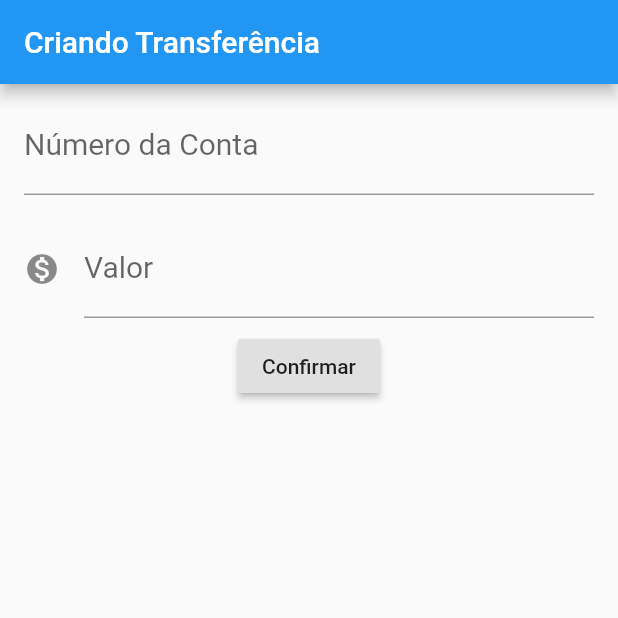
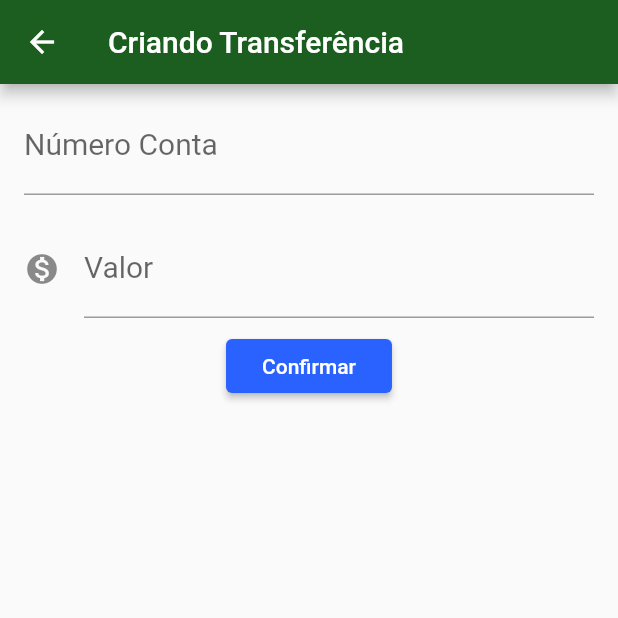
Before and after one commit to haganicolau/flutter-study, a Flutter app: the FormularioTransferencia screen opened directly, after a tap on "Confirmar", on a phone screen of 412 x 824 dp, the top half of it. Run offline on Flutter 3.47's test engine with Material 2 defaults, Android fonts, the phone set to English and light mode, and no system bars.

Commit message:
projeto com lista de transferências e cadastro de transferencia, internet bank

```diff
--- /dev/null
+++ b/lib/components/editor.dart
@@ -0,0 +1,29 @@
+import 'package:flutter/cupertino.dart';
+import 'package:flutter/material.dart';
+
+class Editor extends StatelessWidget {
+  final TextEditingController controlador;
+  final String rotulo;
+  final String dica;
+  final IconData icone;
+
+  Editor({this.controlador, this.rotulo, this.dica, this.icone});
+
+  @override
+  Widget build(BuildContext context) {
+    // TODO: implement build
+    return Padding(
+      padding: const EdgeInsets.symmetric(horizontal: 16.0, vertical: 8.0),
+      child: TextField(
+        controller: controlador,
+        style: TextStyle(fontSize: 20.0),
+        decoration: InputDecoration(
+          icon: icone != null ? Icon(icone) : null,
+          labelText: rotulo,
+          hintText: dica,
+        ),
+        keyboardType: TextInputType.number,
+      ),
+    );
+  }
+}
--- a/lib/main.dart
+++ b/lib/main.dart
@@ -1,3 +1,4 @@
+import 'package:cert_mobile/screens/transferencia/lista.dart';
 import 'package:flutter/material.dart';
 
 void main() => runApp(BytebankApp());
@@ -7,109 +8,15 @@ class BytebankApp extends StatelessWidget {
   Widget build(BuildContext context) {
     // TODO: implement build
     return MaterialApp(
-      home: Scaffold(
-        body: FormularioTransferencia(),
+      theme: ThemeData(
+        primaryColor: Colors.green[900],
+        accentColor: Colors.blueAccent[700],
+        buttonTheme: ButtonThemeData(
+          buttonColor: Colors.blueAccent[700],
+          textTheme: ButtonTextTheme.primary,
+        ),
       ),
+      home: ListaTransferencias(),
     );
   }
 }
-
-class ListaTransferencias extends StatelessWidget {
-  @override
-  Widget build(BuildContext context) {
-    // TODO: implement build
-    return Scaffold(
-      appBar: AppBar(
-        title: const Text('Transferências'),
-      ),
-      body: Column(
-        children: <Widget>[
-          ItemTransferencia(Transferencia(256.70, 339934)),
-          ItemTransferencia(Transferencia(100.50, 100156)),
-          ItemTransferencia(Transferencia(1236.56, 100156)),
-        ],
-      ),
-      floatingActionButton: FloatingActionButton(
-        child: Icon(Icons.add),
-      ),
-    );
-  }
-}
-
-class ItemTransferencia extends StatelessWidget {
-  final Transferencia _transferencia;
-
-  ItemTransferencia(this._transferencia);
-
-  @override
-  Widget build(BuildContext context) {
-    // TODO: implement build
-    return Card(
-        child: ListTile(
-          leading: Icon(Icons.monetization_on),
-          title: Text(_transferencia.valor.toString()),
-          subtitle: Text(_transferencia.numeroConta.toString()),
-        ));
-  }
-}
-
-class Transferencia {
-  final double valor;
-  final int numeroConta;
-
-  Transferencia(this.valor, this.numeroConta);
-}
-
-class FormularioTransferencia extends StatelessWidget {
-
-  final TextEditingController _controladorCampoNumeroConta = TextEditingController();
-  final TextEditingController _controladorCampoValor = TextEditingController();
-
-  @override
-  Widget build(BuildContext context) {
-    // TODO: implement build
-    return Scaffold(
-        appBar: AppBar(
-          title: Text('Criando Transferência'),
-        ),
-        body: Column(
-          children: <Widget>[
-            Padding(
-              padding:
-              const EdgeInsets.symmetric(horizontal: 16.0, vertical: 8.0),
-              child: TextField(
-                style: TextStyle(fontSize: 20.0),
-                decoration: InputDecoration(
-                    labelText: 'Número da Conta', hintText: '0000'),
-                keyboardType: TextInputType.number,
-              ),
-            ),
-            Padding(
-              padding:
-              const EdgeInsets.symmetric(horizontal: 16.0, vertical: 8.0),
-              child: TextField(
-                style: TextStyle(fontSize: 20.0),
-                decoration: InputDecoration(
-                    icon: Icon(Icons.monetization_on),
-                    labelText: 'Valor',
-                    hintText: '0.00'),
-                keyboardType: TextInputType.number,
-              ),
-            ),
-            RaisedButton(
-              child: Text("Confirmar"),
-              onPressed: () {
-                debugPrint("clicou em confirmar");
-                final int numeroConta = int.tryParse(_controladorCampoNumeroConta.text);
-                final double valor = double.tryParse(_controladorCampoValor.text);
-
-                if(numeroConta != null && valor != null) {
-                  final transferenciaCriada = Transferencia(valor, numeroConta);
-                  debugPrint('$transferenciaCriada');
-                }
-              },
-            )
-          ],
-        ));
-  }
-}
--- /dev/null
+++ b/lib/modules/Transferencia.dart
@@ -0,0 +1,14 @@
+class Transferencia {
+  final double valor;
+  final int numeroConta;
+
+  Transferencia(
+    this.valor,
+    this.numeroConta,
+  );
+
+  @override
+  String toString() {
+    return 'Transferencia{valor: $valor, numeroConta: $numeroConta}';
+  }
+}
--- /dev/null
+++ b/lib/screens/transferencia/formulario.dart
@@ -0,0 +1,63 @@
+import 'package:cert_mobile/components/editor.dart';
+import 'package:cert_mobile/modules/Transferencia.dart';
+import 'package:flutter/cupertino.dart';
+import 'package:flutter/material.dart';
+
+const _TITULO_APP_BAR = 'Criando Transferência';
+const _ROTULO_CAMPO_VALOR = "Valor";
+const _DICA_CAMPO_VALOR = "00.00";
+const _ROLUTO_CAMPO_NUMERO_CONTA = "Número Conta";
+const _DICA_CAMPO_NUMERO_CONTA = "0000";
+const _ROTULO_BUTTON_CONFIRMAR = "Confirmar";
+
+class FormularioTransferencia extends StatefulWidget {
+  @override
+  State<StatefulWidget> createState() {
+    return FormularioTransferenciaState();
+  }
+}
+
+class FormularioTransferenciaState extends State<FormularioTransferencia> {
+  final TextEditingController _controladorCampoNumeroConta =
+      TextEditingController();
+  final TextEditingController _controladorCampoValor = TextEditingController();
+
+  @override
+  Widget build(BuildContext context) {
+    // TODO: implement build
+    return Scaffold(
+        appBar: AppBar(
+          title: Text(_TITULO_APP_BAR),
+        ),
+        body: SingleChildScrollView(
+          child: Column(
+            children: <Widget>[
+              Editor(
+                controlador: _controladorCampoNumeroConta,
+                rotulo: _ROLUTO_CAMPO_NUMERO_CONTA,
+                dica: _DICA_CAMPO_NUMERO_CONTA,
+              ),
+              Editor(
+                controlador: _controladorCampoValor,
+                rotulo: _ROTULO_CAMPO_VALOR,
+                dica: _DICA_CAMPO_VALOR,
+                icone: Icons.monetization_on,
+              ),
+              RaisedButton(
+                child: Text(_ROTULO_BUTTON_CONFIRMAR),
+                onPressed: () => _criarTransferencia(context),
+              ),
+            ],
+          ),
+        ));
+  }
+
+  void _criarTransferencia(context) {
+    final int numeroConta = int.tryParse(_controladorCampoNumeroConta.text);
+    final double valor = double.tryParse(_controladorCampoValor.text);
+    if (numeroConta != null && valor != null) {
+      final transferenciaCriada = Transferencia(valor, numeroConta);
+      Navigator.pop(context, transferenciaCriada);
+    }
+  }
+}
```
Also changed, not shown: lib/screens/transferencia/lista.dart (added, +74 -0 lines), 1 other file.
